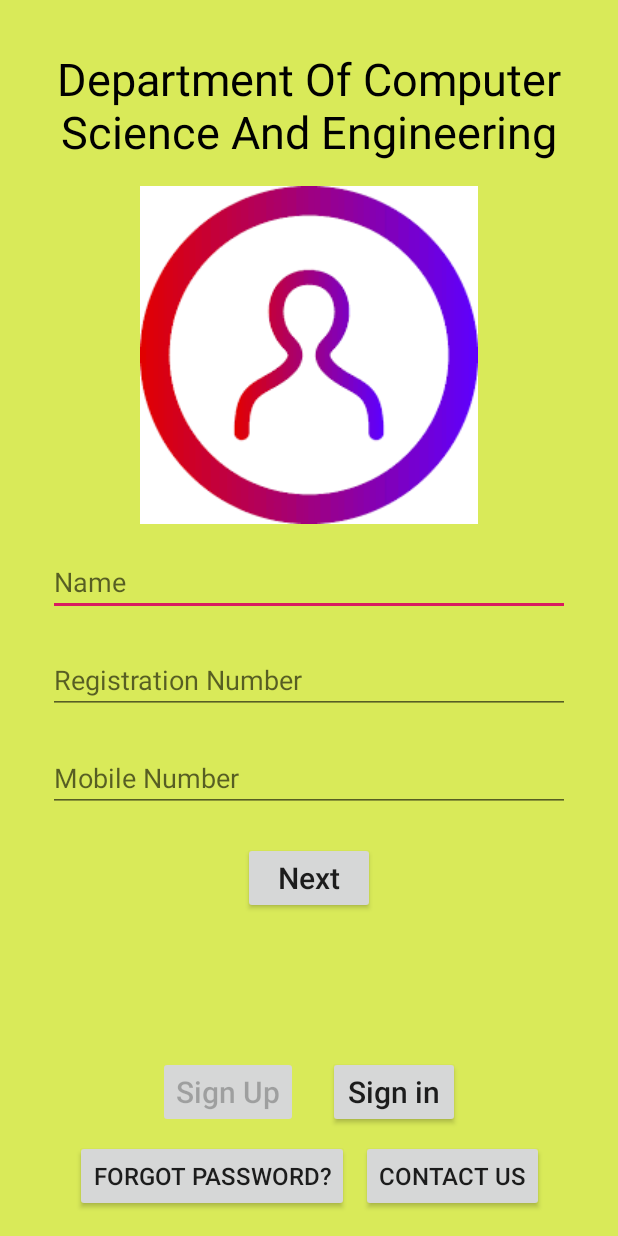
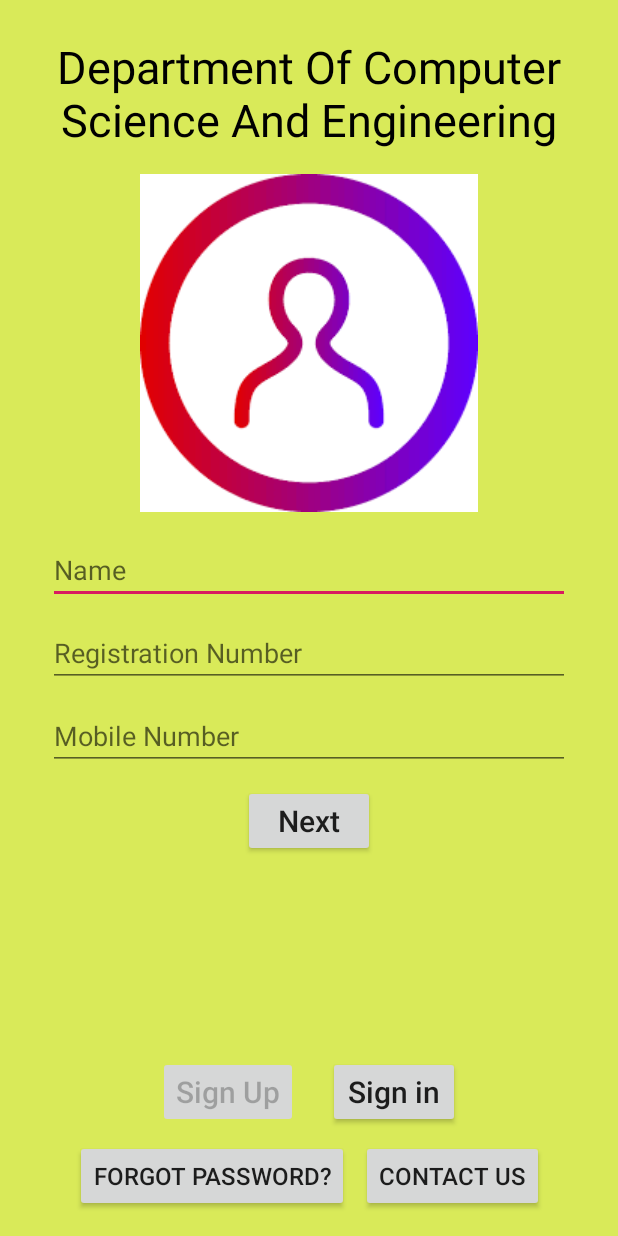
Before and after one commit to Developer-Student-Clubs-VSSUT-Burla/College-Comrade, an Android app: the screen it shows after launch (MainActivity), on a phone screen of 412 x 824 dp. Run offline under Robolectric (Android 15) with nearby library versions, the phone set to English and light mode, and no system bars; our stand-ins replace Firebase (no records; nobody signed in at launch, a user with empty details on screens opened directly).

Commit message:
Removed scrollview and grouped similar input fields

```diff
--- a/app/src/main/res/layout/activity_main.xml
+++ b/app/src/main/res/layout/activity_main.xml
@@ -12,7 +12,7 @@
         android:layout_width="wrap_content"
         android:layout_height="wrap_content"
         android:layout_marginStart="8dp"
-        android:layout_marginTop="32dp"
+        android:layout_marginTop="24dp"
         android:layout_marginEnd="8dp"
         android:text="Department Of Computer Science And Engineering"
         android:textAlignment="center"
@@ -65,7 +65,7 @@
             android:id="@+id/regd1"
             android:layout_width="match_parent"
             android:layout_height="wrap_content"
-            android:layout_marginTop="20dp"
+            android:layout_marginTop="10dp"
             android:autofillHints="registration_number"
             android:digits="0123456789"
             android:hint="Registration Number"
@@ -76,7 +76,7 @@
             android:id="@+id/no"
             android:layout_width="match_parent"
             android:layout_height="wrap_content"
-            android:layout_marginTop="20dp"
+            android:layout_marginTop="10dp"
             android:autofillHints="number"
             android:digits="0123456789"
             android:hint="Mobile Number"
@@ -88,7 +88,7 @@
             android:layout_width="wrap_content"
             android:layout_height="wrap_content"
             android:layout_gravity="center_horizontal"
-            android:layout_marginTop="20dp"
+            android:layout_marginTop="10dp"
             android:text="Next"
             android:textAllCaps="false"
             android:textSize="20sp" />
```
